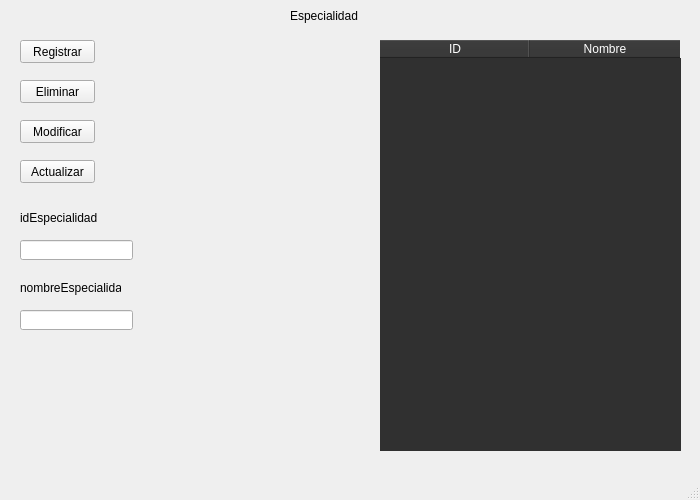
KevinValdezVargas/special-telegram, file UI/ventanaEspecialidad.ui: the form before one commit.
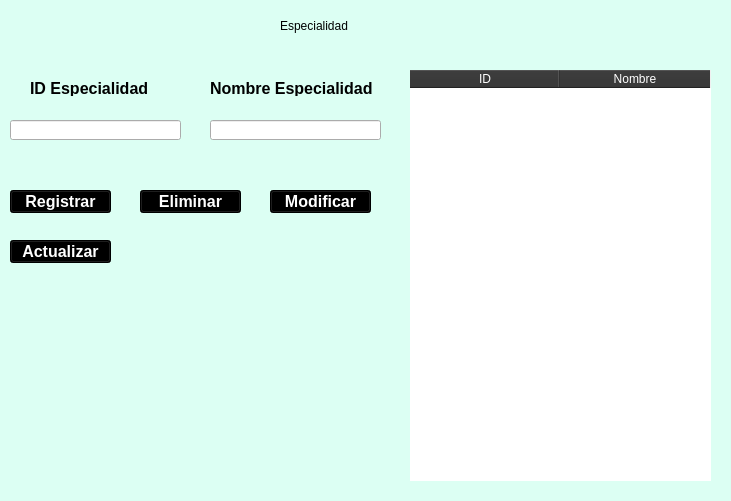
The form after the commit. Icons and pictures are not drawn.

Patch:
```diff
--- a/UI/ventanaEspecialidad.ui
+++ b/UI/ventanaEspecialidad.ui
@@ -6,23 +6,68 @@
    <rect>
     <x>0</x>
     <y>0</y>
-    <width>700</width>
-    <height>500</height>
+    <width>731</width>
+    <height>501</height>
    </rect>
   </property>
+  <property name="minimumSize">
+   <size>
+    <width>731</width>
+    <height>501</height>
+   </size>
+  </property>
+  <property name="maximumSize">
+   <size>
+    <width>731</width>
+    <height>501</height>
+   </size>
+  </property>
+  <property name="sizeIncrement">
+   <size>
+    <width>731</width>
+    <height>501</height>
+   </size>
+  </property>
+  <property name="baseSize">
+   <size>
+    <width>731</width>
+    <height>501</height>
+   </size>
+  </property>
   <property name="windowTitle">
    <string>MainWindow</string>
   </property>
   <widget class="QWidget" name="centralwidget">
+   <property name="minimumSize">
+    <size>
+     <width>731</width>
+     <height>501</height>
+    </size>
+   </property>
+   <property name="maximumSize">
+    <size>
+     <width>731</width>
+     <height>501</height>
+    </size>
+   </property>
+   <property name="sizeIncrement">
+    <size>
+     <width>731</width>
+     <height>0</height>
+    </size>
+   </property>
    <widget class="QLabel" name="label">
     <property name="geometry">
      <rect>
-      <x>290</x>
-      <y>0</y>
-      <width>91</width>
+      <x>280</x>
+      <y>10</y>
+      <width>181</width>
       <height>31</height>
      </rect>
     </property>
+    <property name="styleSheet">
+     <string notr="true">font: 25pt &quot;Mongolian Baiti&quot;;</string>
+    </property>
     <property name="text">
      <string>Especialidad</string>
     </property>
@@ -30,22 +75,29 @@
    <widget class="QLabel" name="label_2">
     <property name="geometry">
      <rect>
-      <x>20</x>
-      <y>210</y>
-      <width>81</width>
+      <x>30</x>
+      <y>80</y>
+      <width>131</width>
       <height>16</height>
      </rect>
     </property>
+    <property name="font">
+     <font>
+      <pointsize>12</pointsize>
+      <weight>75</weight>
+      <bold>true</bold>
+     </font>
+    </property>
     <property name="text">
-     <string>idEspecialidad</string>
+     <string>ID Especialidad</string>
     </property>
    </widget>
    <widget class="QLineEdit" name="txtId">
     <property name="geometry">
      <rect>
-      <x>20</x>
-      <y>240</y>
-      <width>113</width>
+      <x>10</x>
+      <y>120</y>
+      <width>171</width>
       <height>20</height>
      </rect>
     </property>
@@ -53,9 +105,9 @@
    <widget class="QLineEdit" name="txtEspecialidad">
     <property name="geometry">
      <rect>
-      <x>20</x>
-      <y>310</y>
-      <width>113</width>
+      <x>210</x>
+      <y>120</y>
+      <width>171</width>
       <height>20</height>
      </rect>
     </property>
@@ -63,25 +115,43 @@
    <widget class="QLabel" name="label_3">
     <property name="geometry">
      <rect>
-      <x>20</x>
-      <y>280</y>
-      <width>101</width>
+      <x>210</x>
+      <y>80</y>
+      <width>181</width>
       <height>16</height>
      </rect>
     </property>
+    <property name="font">
+     <font>
+      <pointsize>12</pointsize>
+      <weight>75</weight>
+      <bold>true</bold>
+     </font>
+    </property>
     <property name="text">
-     <string>nombreEspecialidad</string>
+     <string>Nombre Especialidad</string>
     </property>
    </widget>
    <widget class="QPushButton" name="btnRegistrar">
     <property name="geometry">
      <rect>
-      <x>20</x>
-      <y>40</y>
-      <width>75</width>
+      <x>10</x>
+      <y>190</y>
+      <width>101</width>
       <height>23</height>
      </rect>
     </property>
+    <property name="font">
+     <font>
+      <pointsize>12</pointsize>
+      <weight>75</weight>
+      <bold>true</bold>
+     </font>
+    </property>
+    <property name="styleSheet">
+     <string notr="true">background-color: rgb(0, 0, 0);
+color: rgb(255, 255, 255);</string>
+    </property>
     <property name="text">
      <string>Registrar</string>
     </property>
@@ -89,12 +159,23 @@
    <widget class="QPushButton" name="btnEliminar">
     <property name="geometry">
      <rect>
-      <x>20</x>
-      <y>80</y>
-      <width>75</width>
+      <x>140</x>
+      <y>190</y>
+      <width>101</width>
       <height>23</height>
      </rect>
     </property>
+    <property name="font">
+     <font>
+      <pointsize>12</pointsize>
+      <weight>75</weight>
+      <bold>true</bold>
+     </font>
+    </property>
+    <property name="styleSheet">
+     <string notr="true">background-color: rgb(0, 0, 0);
+color: rgb(255, 255, 255);</string>
+    </property>
     <property name="text">
      <string>Eliminar</string>
     </property>
@@ -102,12 +183,23 @@
    <widget class="QPushButton" name="btnModificar">
     <property name="geometry">
      <rect>
-      <x>20</x>
-      <y>120</y>
-      <width>75</width>
+      <x>270</x>
+      <y>190</y>
+      <width>101</width>
       <height>23</height>
      </rect>
     </property>
+    <property name="font">
+     <font>
+      <pointsize>12</pointsize>
+      <weight>75</weight>
+      <bold>true</bold>
+     </font>
+    </property>
+    <property name="styleSheet">
+     <string notr="true">background-color: rgb(0, 0, 0);
+color: rgb(255, 255, 255);</string>
+    </property>
     <property name="text">
      <string>Modificar</string>
     </property>
@@ -115,12 +207,23 @@
    <widget class="QPushButton" name="btnActualizar">
     <property name="geometry">
      <rect>
-      <x>20</x>
-      <y>160</y>
-      <width>75</width>
+      <x>10</x>
+      <y>240</y>
+      <width>101</width>
       <height>23</height>
      </rect>
     </property>
+    <property name="font">
+     <font>
+      <pointsize>12</pointsize>
+      <weight>75</weight>
+      <bold>true</bold>
+     </font>
+    </property>
+    <property name="styleSheet">
+     <string notr="true">background-color: rgb(0, 0, 0);
+color: rgb(255, 255, 255);</string>
+    </property>
     <property name="text">
      <string>Actualizar</string>
     </property>
@@ -128,17 +231,18 @@
    <widget class="QTableWidget" name="tblEspecialidad">
     <property name="geometry">
      <rect>
-      <x>380</x>
-      <y>40</y>
+      <x>410</x>
+      <y>70</y>
       <width>301</width>
       <height>411</height>
      </rect>
     </property>
     <property name="styleSheet">
      <string notr="true">QTableWidget{
-background-color: #303030;
+
 color: white;
 border:none;
+	font: 11pt &quot;MS Shell Dlg 2&quot;;
 }
 QHeaderView::section{
 background-color: #303030;
@@ -159,18 +263,54 @@
      </property>
     </column>
    </widget>
+   <widget class="QLabel" name="label_4">
+    <property name="geometry">
+     <rect>
+      <x>0</x>
+      <y>0</y>
+      <width>741</width>
+      <height>521</height>
+     </rect>
+    </property>
+    <property name="styleSheet">
+     <string notr="true">background-color: rgb(220, 255, 243);</string>
+    </property>
+    <property name="text">
+     <string/>
+    </property>
+   </widget>
+   <widget class="QLabel" name="label_5">
+    <property name="geometry">
+     <rect>
+      <x>150</x>
+      <y>310</y>
+      <width>171</width>
+      <height>121</height>
+     </rect>
+    </property>
+    <property name="text">
+     <string/>
+    </property>
+    <property name="pixmap">
+     <pixmap>../View/icon/imagenespecialidad.png</pixmap>
+    </property>
+    <property name="scaledContents">
+     <bool>true</bool>
+    </property>
+   </widget>
+   <zorder>label_4</zorder>
+   <zorder>label</zorder>
+   <zorder>label_2</zorder>
+   <zorder>txtId</zorder>
+   <zorder>txtEspecialidad</zorder>
+   <zorder>label_3</zorder>
+   <zorder>btnRegistrar</zorder>
+   <zorder>btnEliminar</zorder>
+   <zorder>btnModificar</zorder>
+   <zorder>btnActualizar</zorder>
+   <zorder>tblEspecialidad</zorder>
+   <zorder>label_5</zorder>
   </widget>
-  <widget class="QMenuBar" name="menubar">
-   <property name="geometry">
-    <rect>
-     <x>0</x>
-     <y>0</y>
-     <width>700</width>
-     <height>21</height>
-    </rect>
-   </property>
-  </widget>
-  <widget class="QStatusBar" name="statusbar"/>
  </widget>
  <resources/>
  <connections/>
```
